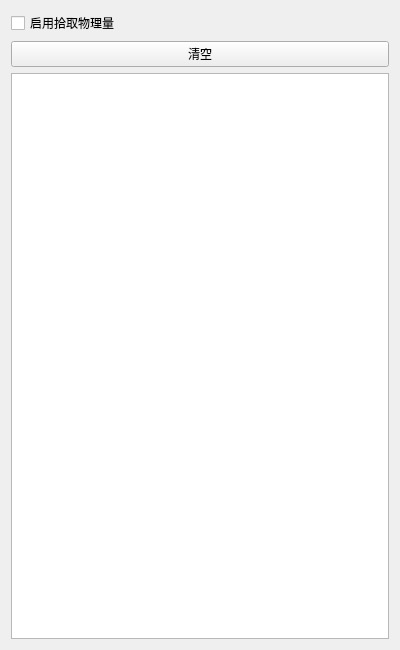
The window that plugins/Base_PostProcessing/ProbeSettingsWidget.ui (asd977/base_cae) describes before a commit, drawn with Qt 5.
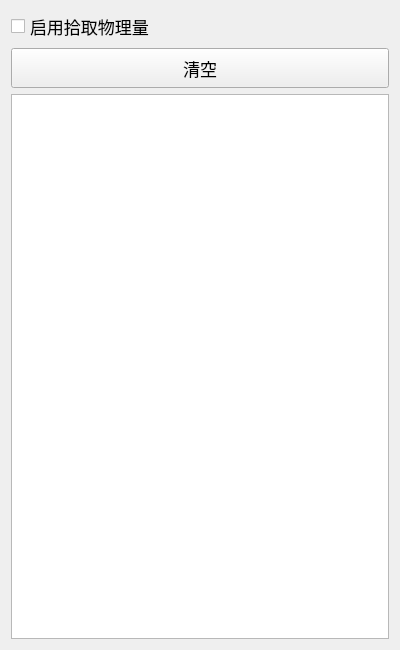
The same window after the commit. Icons and pictures are not drawn.

Commit message: style: use existing arrow assets and remove custom svg files

Diff of the .ui file:
```diff
--- a/plugins/Base_PostProcessing/ProbeSettingsWidget.ui
+++ b/plugins/Base_PostProcessing/ProbeSettingsWidget.ui
@@ -13,6 +13,104 @@
   <property name="windowTitle">
    <string>Form</string>
   </property>
+  <property name="styleSheet">
+   <string notr="true">QWidget{
+font-family: &quot;Microsoft YaHei&quot;, &quot;微软雅黑&quot;;
+}
+QPushButton {
+    font-size: 17px;
+    min-height: 32px;
+}
+QPushButton#pushButton {
+    background-color: rgb(224, 233, 244);
+    border-width: 1px;
+    border-color: rgb(121, 121, 121);
+    border-style: solid;
+    min-height: 33px;
+    border-top: 1px solid rgb(169, 169, 169);
+    border-bottom: 1px solid rgb(169, 169, 169);
+    border-left: none;
+    border-right: none;
+    text-align: left;
+    padding-left: 15px;
+    font-size: 17px;
+}
+QLabel {
+    font-size: 17px;
+    color: rgb(51, 51, 51);
+}
+QLabel#pageNameLabel {
+    font-size: 20px;
+    padding-left: 9px;
+    color: rgb(53, 103, 147);
+}
+QLineEdit, QTextEdit, QPlainTextEdit, QSpinBox, QDoubleSpinBox, QDateTimeEdit {
+    border: 1px solid rgb(200, 200, 200);
+    border-radius: 2px;
+    font-size: 17px;
+    min-height: 30px;
+}
+QLineEdit:focus, QTextEdit:focus, QPlainTextEdit:focus,
+QSpinBox:focus, QDoubleSpinBox:focus, QDateTimeEdit:focus {
+    border-color: rgb(100, 100, 255);
+    outline: none;
+}
+QComboBox {
+    font-size: 17px;
+    color: rgb(51, 51, 51);
+    padding-left: 6px;
+    background: rgb(240, 240, 240);
+    border: 1px solid rgb(169, 169, 169);
+    border-radius: 3px;
+    min-height: 30px;
+}
+QComboBox::drop-down {
+    subcontrol-origin: padding;
+    subcontrol-position: top right;
+    width: 20px;
+    background: rgb(240, 240, 240);
+    border-left: 1px solid rgb(190, 190, 190);
+}
+QComboBox::down-arrow {
+    image: url(:/resources/down_arrow.png);
+    width: 12px;
+    height: 12px;
+}
+QSpinBox::up-button, QDoubleSpinBox::up-button {
+    subcontrol-origin: border;
+    subcontrol-position: top right;
+    width: 18px;
+    border-left: 1px solid rgb(190, 190, 190);
+    border-bottom: 1px solid rgb(210, 210, 210);
+    background: rgb(240, 240, 240);
+}
+QSpinBox::down-button, QDoubleSpinBox::down-button {
+    subcontrol-origin: border;
+    subcontrol-position: bottom right;
+    width: 18px;
+    border-left: 1px solid rgb(190, 190, 190);
+    background: rgb(240, 240, 240);
+}
+QSpinBox::up-arrow, QDoubleSpinBox::up-arrow {
+    image: url(:/resources/up_arrow.png);
+    width: 10px;
+    height: 10px;
+}
+QSpinBox::down-arrow, QDoubleSpinBox::down-arrow {
+    image: url(:/resources/down_arrow.png);
+    width: 10px;
+    height: 10px;
+}
+QRadioButton, QCheckBox, QGroupBox {
+    font-size: 17px;
+}
+QTableWidget, QTreeWidget, QListWidget {
+    font-size: 16px;
+    gridline-color: rgb(210, 210, 210);
+}
+
+</string>
+  </property>
   <layout class="QVBoxLayout" name="verticalLayout">
    <item>
     <widget class="QCheckBox" name="enableProbeCheckBox">
```
The commit also changes 42 other files.
